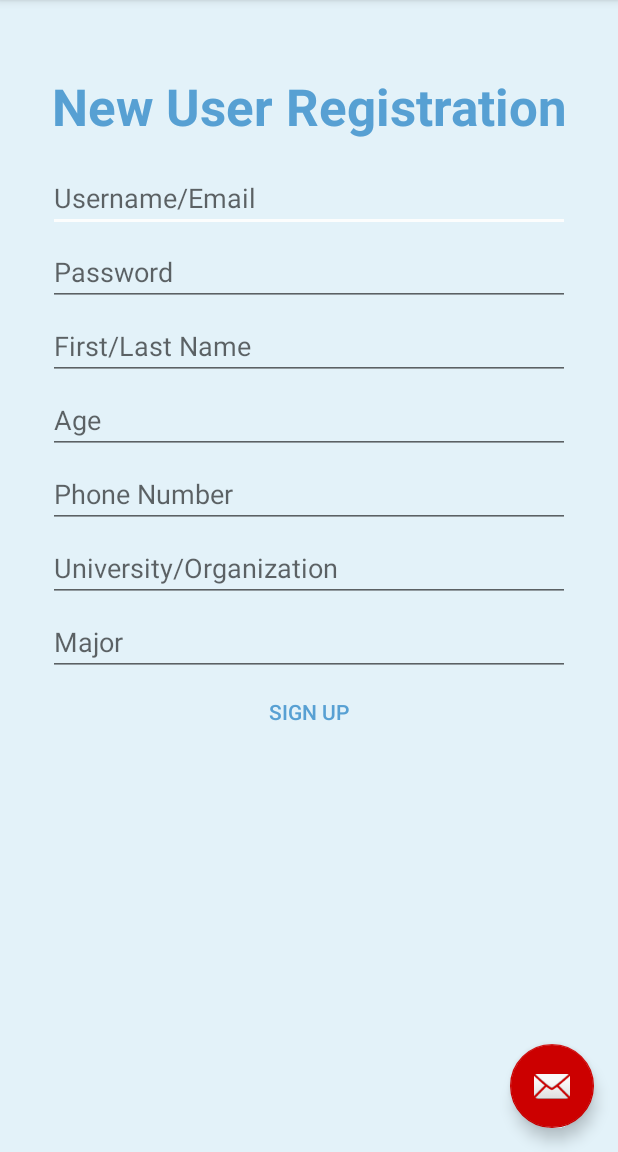
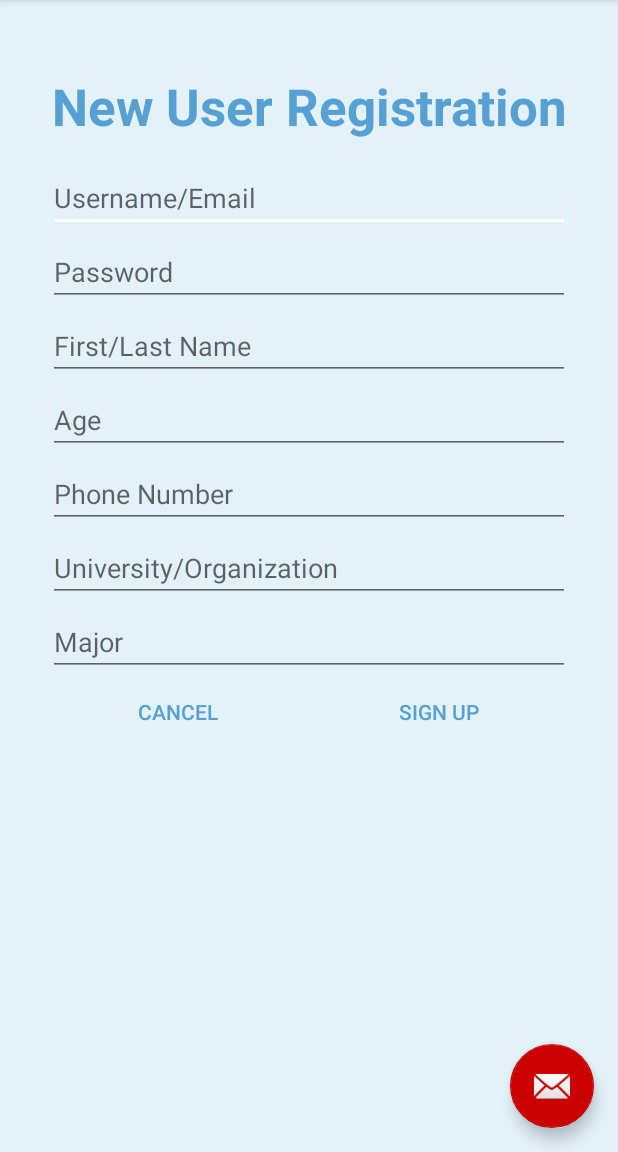
Before and after one commit to benamreview/CSEE5590-Group1-Lab, an Android app: the SignUpActivity screen opened directly, with no data from a screen before it, on a phone screen of 412 x 824 dp, the part 84-1236 px from its top. Run offline under Robolectric (Android 15) with nearby library versions, the phone set to English and light mode, and no system bars; our stand-ins replace Firebase (no records; nobody signed in at launch, a user with empty details on screens opened directly); 1 statement that could not run was skipped.

Commit message:
Added back buttons
...because for the love of god

```diff
--- a/Lab4/CountryApp/app/src/main/java/com/csee5590/lab3/EditDetailsActivity.java
+++ b/Lab4/CountryApp/app/src/main/java/com/csee5590/lab3/EditDetailsActivity.java
@@ -224,6 +224,10 @@ public class EditDetailsActivity extends AppCompatActivity {
         mPhone.setText(phone);
         mMajor.setText(major);
     }
+
+    public void goBack() {
+        return;
+    }
     /**
      * this function animates the Login title by continuously scaling it back and forth
      */
--- a/Lab4/CountryApp/app/src/main/java/com/csee5590/lab3/SignUpActivity.java
+++ b/Lab4/CountryApp/app/src/main/java/com/csee5590/lab3/SignUpActivity.java
@@ -33,7 +33,7 @@ public class SignUpActivity extends AppCompatActivity {
     TextView errorText;
     private FirebaseAuth mAuth;
     private EditText mEmail, mPassword, mName, mUniversity, mAge, mPhone, mMajor;
-    private Button mSignUp;
+    private Button mSignUp, mCancel;
     private FirebaseAuth.AuthStateListener firebaseAuthListener;
     String user_id;
     private FirebaseFirestore db;
@@ -69,6 +69,16 @@ public class SignUpActivity extends AppCompatActivity {
         mAge = (EditText) findViewById(R.id.txt_age);
         mMajor = (EditText) findViewById(R.id.txt_major);
         errorText = (TextView)findViewById(R.id.lbl_Error);
+        mCancel = (Button)findViewById(R.id.btnCancel);
+
+        mCancel.setOnClickListener(new View.OnClickListener() {
+            @Override
+            public void onClick(View v) {
+                Intent intent = new Intent(SignUpActivity.this, WelcomeActivity.class);
+                startActivity(intent);
+                finish();
+            }
+        });
 
         /**
          * This function will make sure that the error message disappears
--- a/Lab4/CountryApp/app/src/main/res/layout/content_sign_up.xml
+++ b/Lab4/CountryApp/app/src/main/res/layout/content_sign_up.xml
@@ -104,13 +104,30 @@
             android:hint="Major"
             android:inputType="textCapSentences" />
 
-        <Button
-            android:id="@+id/btn_signup"
-            style="@style/Widget.AppCompat.Button.Borderless"
+        <LinearLayout
             android:layout_width="match_parent"
-            android:layout_height="wrap_content"
-            android:text="Sign Up"
-            android:textColor="@color/colorPrimaryDark" />
+            android:layout_height="match_parent"
+            android:orientation="horizontal">
+
+            <Button
+                android:id="@+id/btnCancel"
+                style="@style/Widget.AppCompat.Button.Borderless"
+                android:layout_width="match_parent"
+                android:layout_height="wrap_content"
+                android:text="Cancel"
+                android:textColor="@color/colorPrimaryDark"
+                android:layout_weight="1"/>
+
+            <Button
+                android:id="@+id/btn_signup"
+                style="@style/Widget.AppCompat.Button.Borderless"
+                android:layout_width="match_parent"
+                android:layout_height="wrap_content"
+                android:text="Sign Up"
+                android:textColor="@color/colorPrimaryDark"
+                android:layout_weight="1"/>
+        </LinearLayout>
+
     </LinearLayout>
 
     <TextView
```
Also changed, not shown: Lab4/CountryApp/app/src/main/java/com/csee5590/lab3/LoginActivity.java (+11 -1 lines), Lab4/CountryApp/app/src/main/res/layout/activity_edit_details.xml (+10 -1 lines), Lab4/CountryApp/app/src/main/res/layout/content_login.xml (+23 -7 lines).
